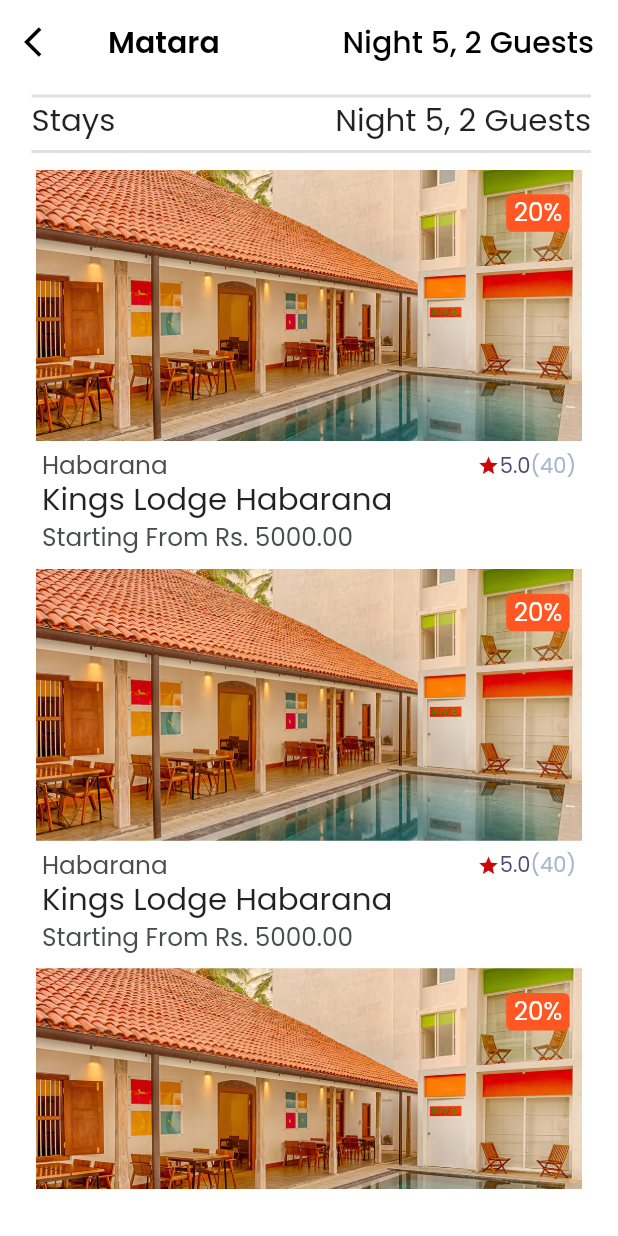
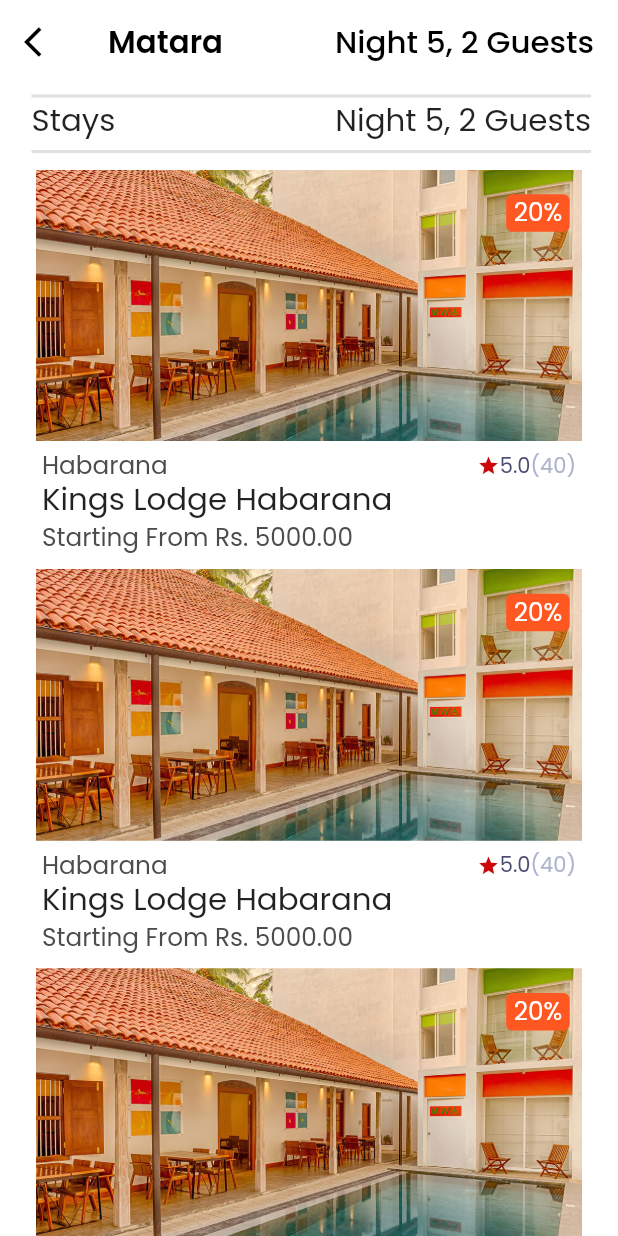
Before and after one commit to lanka97/DealsApp, a Flutter app: the screen it shows after launch, on a phone screen of 412 x 824 dp. Run offline on Flutter 3.47's test engine with Material 2 defaults, Android fonts, the phone set to English and light mode, and no system bars; our stand-ins replace cached_network_image, device_preview; missing offline and left inert: qrscan.

Commit message:
all device

```diff
--- a/lib/pages/stays.dart
+++ b/lib/pages/stays.dart
@@ -35,17 +35,21 @@ class _StaysState extends State<Stays> {
           title: Row(
             mainAxisAlignment: MainAxisAlignment.spaceBetween,
             children: [
-              Text(
-                  "Matara",
-                  style: TextStyle(
-                    fontWeight: FontWeight.bold,
-                    color: Colors.black,
+              Expanded(
+                child: Text(
+                    "Matara",
+                    style: TextStyle(
+                      fontSize: SizeConfig.blockSizeHorizontal * 5,
+                      fontWeight: FontWeight.bold,
+                      color: Colors.black,
 
-                  )
+                    )
+                ),
               ),
               Text(
                   "Night 5, 2 Guests",
                   style: TextStyle(
+                    fontSize: SizeConfig.blockSizeHorizontal * 5,
                     color: Colors.black,
 
                   )
@@ -93,11 +97,9 @@ class _StaysState extends State<Stays> {
                     ],
                   ),
                 ),
-                Container(
-                  height: SizeConfig.screenHeight * 0.83,
+                Expanded(
                   child: ListView.builder(
 //                        scrollDirection: Axis.horizontal,
-//                        physics: Scrollable(),
                       itemCount: 15,
                       itemBuilder: (context, index) {
                         return StaysItem();
```
